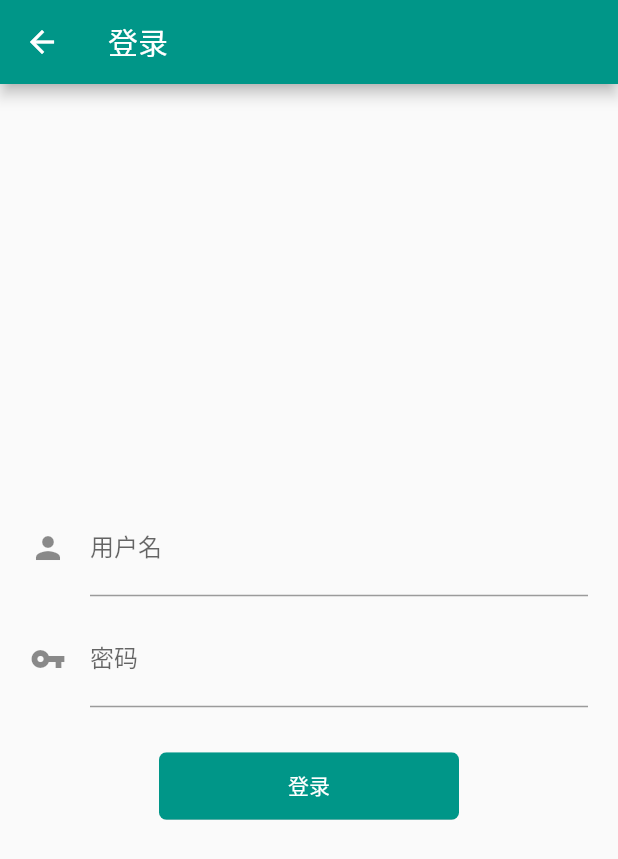
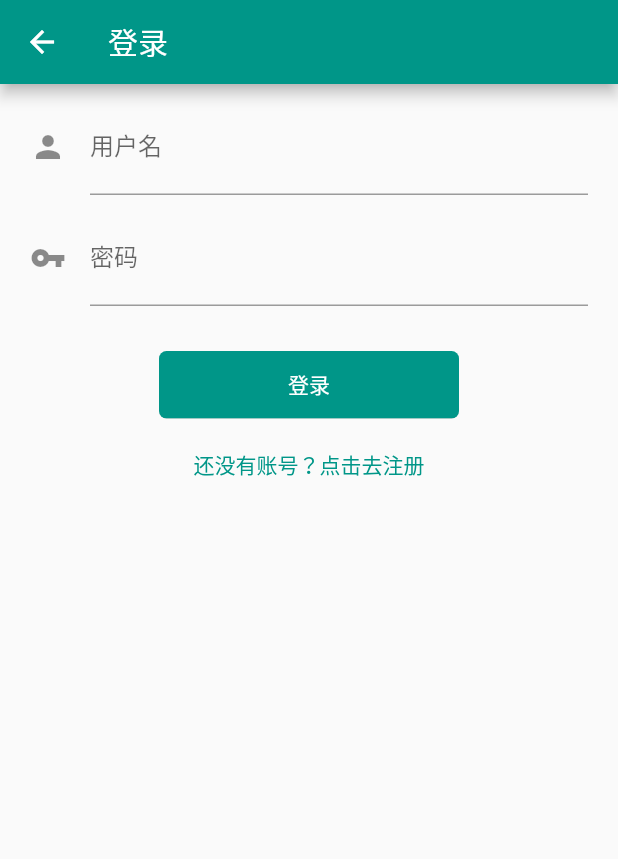
Before and after one commit to binaryshao/WanAndroid_Flutter, a Flutter app: the LoginPage screen opened directly, on a phone screen of 412 x 824 dp. Shown: the top 859 px of the screen. Run offline on Flutter 3.47's test engine with Material 2 defaults, Android fonts, the phone set to English and light mode, and no system bars; our stand-ins replace event_bus, shared_preferences, toast; missing offline and left inert: flutter_webview_plugin; accounts and stored records are empty; network calls fail.

Commit message:
完成注册功能

```diff
--- a/lib/view/login/login_page.dart
+++ b/lib/view/login/login_page.dart
@@ -4,6 +4,7 @@ import 'package:wanandroid_flutter/util/apis.dart';
 import 'package:wanandroid_flutter/util/account_util.dart';
 import 'package:wanandroid_flutter/util/hint_uitl.dart';
 import 'package:wanandroid_flutter/config/event.dart';
+import 'package:wanandroid_flutter/view/login/register_page.dart';
 
 class LoginPage extends StatefulWidget {
   @override
@@ -21,7 +22,11 @@ class _LoginPageState extends State<LoginPage> {
       appBar: AppBar(
         title: Text('登录'),
       ),
-      body: Form(
+      body: ListView(
+        children: <Widget>[
+          Container(
+            padding: EdgeInsets.symmetric(vertical: 10),
+            child: Form(
                 key: formKey,
                 child: Container(
                   padding: EdgeInsets.symmetric(horizontal: 20),
@@ -29,7 +34,8 @@ class _LoginPageState extends State<LoginPage> {
                     mainAxisAlignment: MainAxisAlignment.center,
                     children: <Widget>[
                       TextFormField(
-                  validator: (value) => value.isEmpty ? '用户名不能为空...' : null,
+                        validator: (value) =>
+                            value.isEmpty ? '用户名不能为空...' : null,
                         onSaved: (value) => _userName = value,
                         decoration: InputDecoration(
                           icon: Icon(Icons.person),
@@ -40,7 +46,8 @@ class _LoginPageState extends State<LoginPage> {
                       Container(
                         margin: EdgeInsets.only(top: 10),
                         child: TextFormField(
-                    validator: (value) => value.isEmpty ? '密码不能为空...' : null,
+                          validator: (value) =>
+                              value.isEmpty ? '密码不能为空...' : null,
                           onSaved: (value) => _password = value,
                           decoration: InputDecoration(
                             icon: Icon(Icons.vpn_key),
@@ -57,7 +64,7 @@ class _LoginPageState extends State<LoginPage> {
                             width: 200,
                             height: 45,
                             child: RaisedButton(
-                        child: Text('登录'),
+                              child: Text(_isLoading ? '登录中...' : '登录'),
                               onPressed: _isLoading ? null : _login,
                               textColor: Colors.white,
                               disabledTextColor: Colors.white,
@@ -67,9 +74,26 @@ class _LoginPageState extends State<LoginPage> {
                           ),
                         ),
                       ),
+                      InkWell(
+                        onTap: () {
+                          NavUtil.navTo(context, RegisterPage());
+                        },
+                        child: Container(
+                          margin: EdgeInsets.only(top: 20),
+                          child: Text(
+                            '还没有账号？点击去注册',
+                            style: TextStyle(
+                              color: Theme.of(context).primaryColor,
+                            ),
+                          ),
+                        ),
+                      )
                     ],
                   ),
                 )),
+          )
+        ],
+      ),
     );
   }
 
@@ -77,7 +101,6 @@ class _LoginPageState extends State<LoginPage> {
     final formState = formKey.currentState;
     if (formState.validate()) {
       formState.save();
-      print('name: $_userName\npassword:$_password');
       setState(() {
         _isLoading = true;
       });
```
Also changed, not shown: lib/util/apis.dart (+8 -0 lines), lib/view/login/register_page.dart (+133 -0 lines). Lines whose indentation alone changed are shown as unchanged.
